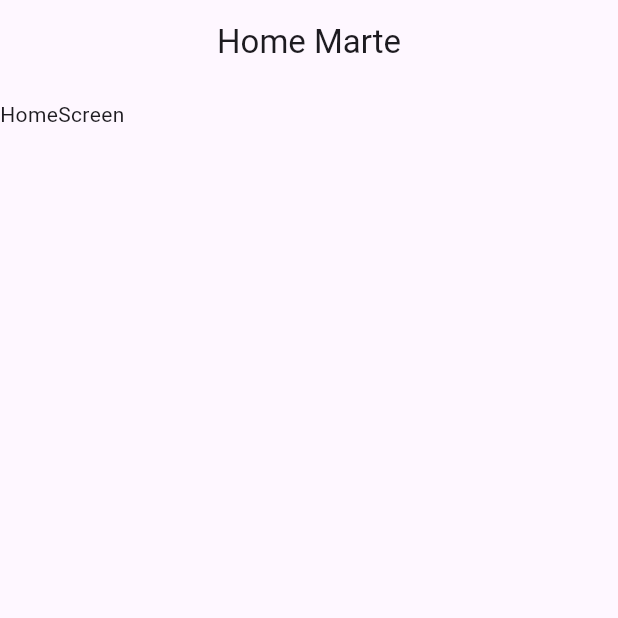
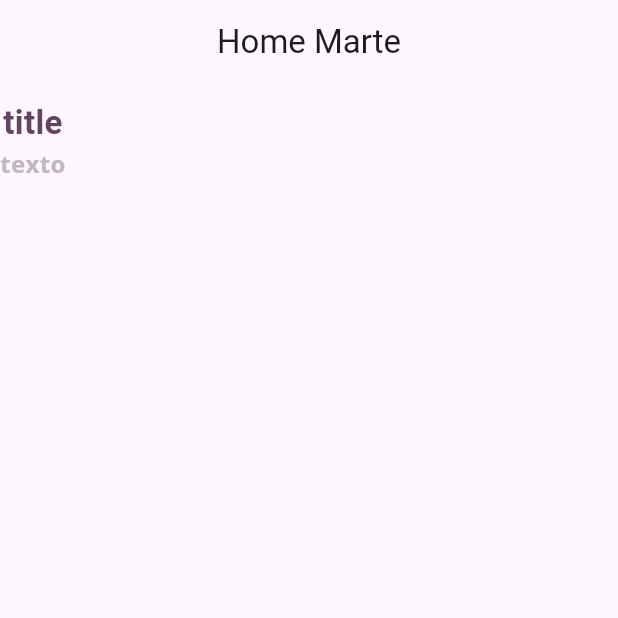
Before and after one commit to ETenorioE/horno, a Flutter app: the screen it shows after launch, on a phone screen of 412 x 824 dp, the top half of it. Run offline on Flutter 3.47's test engine with Material 2 defaults, Android fonts, the phone set to English and light mode, and no system bars; our stand-ins replace google_fonts.

Commit message:
widget: title & text

```diff
--- a/lib/page/home.dart
+++ b/lib/page/home.dart
@@ -1,4 +1,5 @@
 import 'package:flutter/material.dart';
+import 'package:horno/widgets/index.dart';
 
 class HomeScreen extends StatelessWidget {
   const HomeScreen({Key? key}) : super(key: key);
@@ -18,9 +19,8 @@ class HomeScreen extends StatelessWidget {
           SizedBox(
             height: 10,
           ),
-          Text(
-            'HomeScreen',
-          ),
+          TitleWidget('title'),
+          TextWidget('texto'),
         ],
       ),
     );
--- /dev/null
+++ b/lib/widgets/index.dart
@@ -0,0 +1,2 @@
+export 'package:horno/widgets/title_widget.dart';
+export 'package:horno/widgets/text_widget.dart';
--- /dev/null
+++ b/lib/widgets/text_widget.dart
@@ -0,0 +1,26 @@
+import 'package:flutter/material.dart';
+import 'package:google_fonts/google_fonts.dart';
+
+class TextWidget extends StatelessWidget {
+  final String text;
+  final double? fontSize;
+  final bool? isFontWeight;
+  final Color? color;
+
+  const TextWidget(this.text,
+      {super.key,
+      this.fontSize = 16,
+      this.isFontWeight = true,
+      this.color = const Color(0xffc2b6c2)});
+
+  @override
+  Widget build(BuildContext context) {
+    final fontWeight = isFontWeight! ? FontWeight.bold : FontWeight.normal;
+
+    return Text(
+      text,
+      style: GoogleFonts.openSans(
+          fontSize: fontSize, fontWeight: fontWeight, color: color),
+    );
+  }
+}
--- /dev/null
+++ b/lib/widgets/title_widget.dart
@@ -0,0 +1,26 @@
+import 'package:flutter/material.dart';
+import 'package:google_fonts/google_fonts.dart';
+
+class TitleWidget extends StatelessWidget {
+  final String text;
+  final double? fontSize;
+  final bool? isFontWeight;
+  final Color? color;
+
+  const TitleWidget(this.text,
+      {super.key,
+      this.fontSize = 22,
+      this.isFontWeight = true,
+      this.color = const Color(0xff634561)});
+
+  @override
+  Widget build(BuildContext context) {
+    final fontWeight = isFontWeight! ? FontWeight.bold : FontWeight.normal;
+
+    return Text(
+      text,
+      style: GoogleFonts.roboto(
+          fontSize: fontSize, fontWeight: fontWeight, color: color),
+    );
+  }
+}
--- a/pubspec.yaml
+++ b/pubspec.yaml
@@ -36,6 +36,7 @@ dependencies:
   # The following adds the Cupertino Icons font to your application.
   # Use with the CupertinoIcons class for iOS style icons.
   cupertino_icons: ^1.0.2
+  google_fonts: ^3.0.1
 
 dev_dependencies:
   flutter_test:
```
Also changed, not shown: pubspec.lock, 1 other file.
